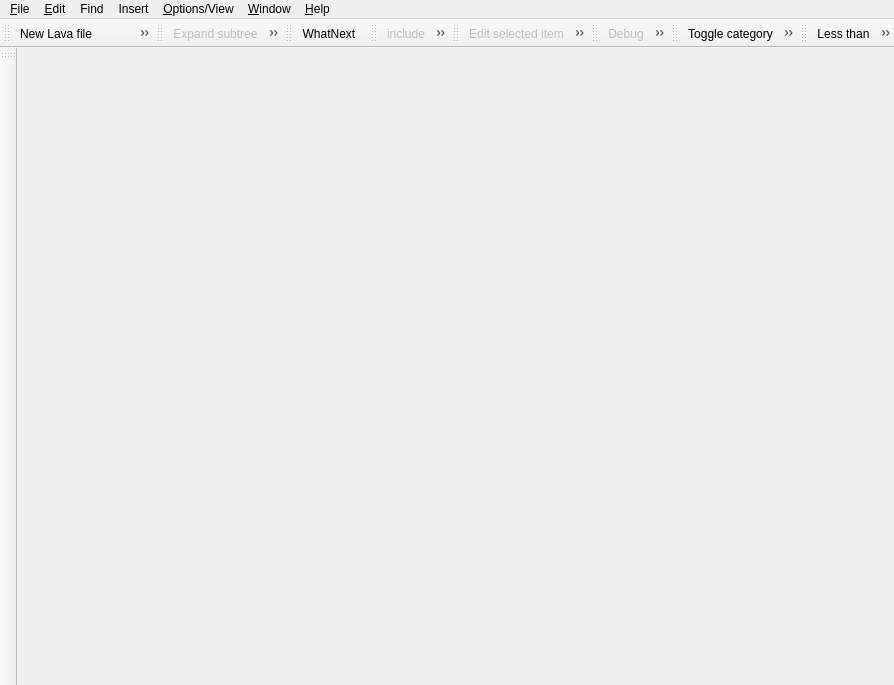
berkus/lavape, file lavape/src/LavaPE_UI/cmainframe.ui: the form before one commit.
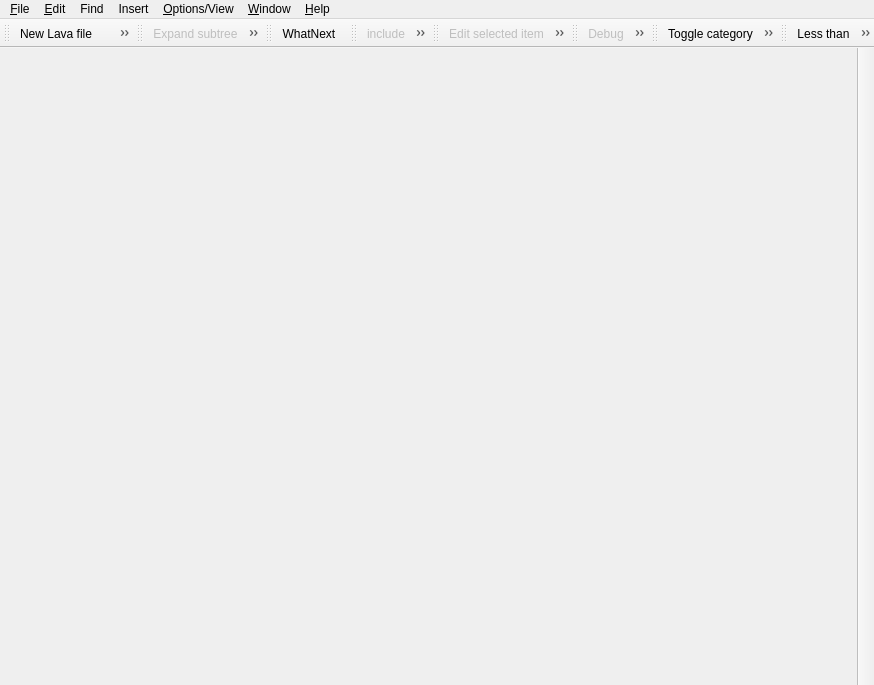
The form after the commit. Icons and pictures are not drawn.

The edit to the form file:
```diff
--- a/lavape/src/LavaPE_UI/cmainframe.ui
+++ b/lavape/src/LavaPE_UI/cmainframe.ui
@@ -8,7 +8,7 @@
    <rect>
     <x>0</x>
     <y>0</y>
-    <width>894</width>
+    <width>516</width>
     <height>685</height>
    </rect>
   </property>
@@ -281,11 +281,14 @@
    <property name="whatsThis" >
     <string>Insert keyword expressions and statements\ninto executable code</string>
    </property>
+   <property name="movable" >
+    <bool>false</bool>
+   </property>
    <property name="orientation" >
     <enum>Qt::Vertical</enum>
    </property>
    <attribute name="toolBarArea" >
-    <number>1</number>
+    <number>2</number>
    </attribute>
   </widget>
   <widget class="QMenuBar" name="menubar" >
@@ -293,7 +296,7 @@
     <rect>
      <x>0</x>
      <y>0</y>
-     <width>894</width>
+     <width>516</width>
      <height>19</height>
     </rect>
    </property>
```
